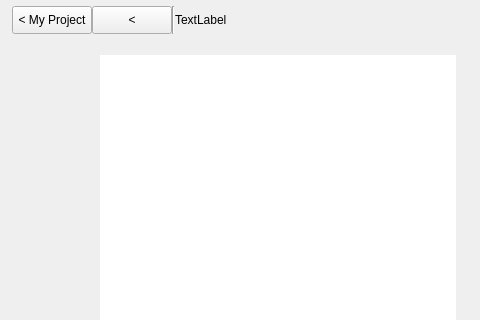
This is UiFiles/DesignerWidget.ui in 625781186/QtSkin as Qt 5 draws it before an edit; both pictures show x 0 to 480 and y 0 to 320 of the 657 by 519 pixel window. The edited form follows.
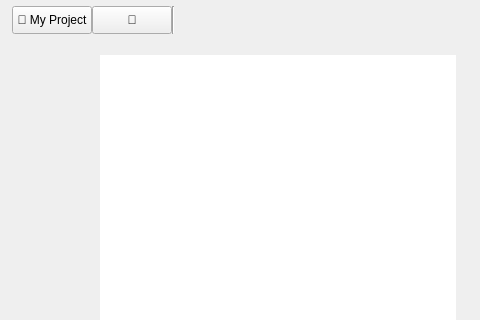
This is the edited form.

Patch:
```diff
--- a/UiFiles/DesignerWidget.ui
+++ b/UiFiles/DesignerWidget.ui
@@ -74,7 +74,7 @@
          </size>
         </property>
         <property name="text">
-         <string>&lt; My Project</string>
+         <string> My Project</string>
         </property>
        </widget>
       </item>
@@ -93,7 +93,7 @@
          </size>
         </property>
         <property name="text">
-         <string>&lt;</string>
+         <string></string>
         </property>
        </widget>
       </item>
@@ -107,7 +107,7 @@
       <item>
        <widget class="QLabel" name="label">
         <property name="text">
-         <string>TextLabel</string>
+         <string/>
         </property>
        </widget>
       </item>
```
Left out of the diff: 13 changed lines with no effect on the pictures.
